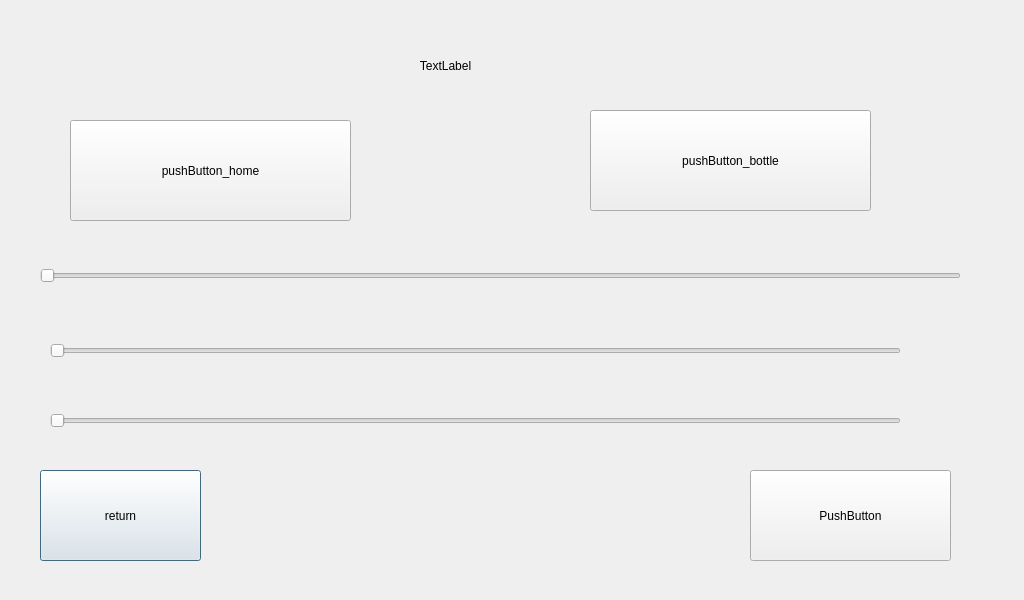
Qt form ui/MaintenanceMenu.ui (BenjaminMoff/MixUS) before a commit.
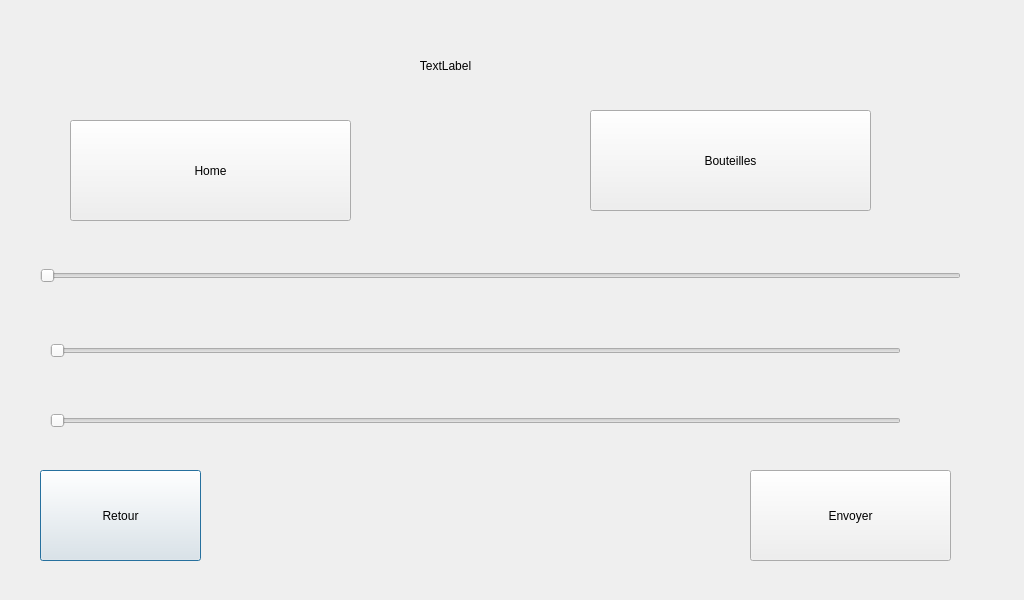
The same form after that commit.

Patch:
```diff
--- a/ui/MaintenanceMenu.ui
+++ b/ui/MaintenanceMenu.ui
@@ -23,7 +23,7 @@
     </rect>
    </property>
    <property name="text">
-    <string>return</string>
+    <string>Retour</string>
    </property>
   </widget>
   <widget class="QSlider" name="Slider_x">
@@ -97,7 +97,7 @@
     </rect>
    </property>
    <property name="text">
-    <string>pushButton_home</string>
+    <string>Home</string>
    </property>
   </widget>
   <widget class="QPushButton" name="pushButton_bottle">
@@ -110,7 +110,7 @@
     </rect>
    </property>
    <property name="text">
-    <string>pushButton_bottle</string>
+    <string>Bouteilles</string>
    </property>
   </widget>
   <widget class="QLabel" name="label_bottom_screen">
@@ -136,7 +136,7 @@
     </rect>
    </property>
    <property name="text">
-    <string>PushButton</string>
+    <string>Envoyer</string>
    </property>
   </widget>
   <zorder>label_bottom_screen</zorder>
```
